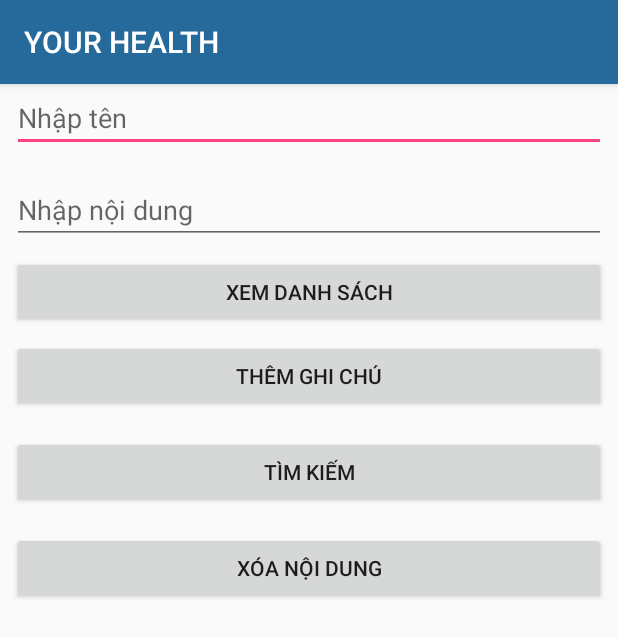
After one commit to doansk/App_SucKhoe, an Android app: the Vietghichu screen opened directly, with no data from a screen before it, on a phone screen of 412 x 824 dp. The commit adds this screen. Shown: the top 637 px of the screen. Run offline under Robolectric (Android 15) with nearby library versions, the phone set to English and light mode, and no system bars.

Commit message:
Edit ghichu

```diff
--- a/app/src/main/java/com/example/fg/MainActivity.java
+++ b/app/src/main/java/com/example/fg/MainActivity.java
@@ -49,6 +49,10 @@ public class MainActivity extends AppCompatActivity implements NavigationView.On
                 getSupportFragmentManager().beginTransaction().replace(R.id.Nen,
                         new TinhBMI()).commit();
                 break;
+            case R.id.ghichu:
+                getSupportFragmentManager().beginTransaction().replace(R.id.Nen,
+                        new GhiChu()).commit();
+                break;
         }
         hienthi.closeDrawer(GravityCompat.START);
         return true;
--- /dev/null
+++ b/app/src/main/res/layout/activity_vietghichu.xml
@@ -0,0 +1,147 @@
+<?xml version="1.0" encoding="utf-8"?>
+<ScrollView
+    xmlns:android="http://schemas.android.com/apk/res/android"
+    xmlns:app="http://schemas.android.com/apk/res-auto"
+    xmlns:tools="http://schemas.android.com/tools"
+    android:layout_width="match_parent"
+    android:layout_height="match_parent"
+    tools:context=".MainActivity">
+
+<TableLayout
+    android:layout_width="match_parent"
+    android:layout_height="match_parent">
+
+        <EditText
+            android:id="@+id/studentid"
+            android:layout_width="wrap_content"
+            android:layout_height="wrap_content"
+            android:layout_marginStart="8dp"
+            android:layout_marginLeft="8dp"
+            android:layout_marginEnd="8dp"
+            android:layout_marginRight="8dp"
+            android:layout_marginBottom="8dp"
+            android:ems="10"
+            android:hint="Nhập tên"
+            android:inputType="textPersonName"
+            app:layout_constraintBottom_toBottomOf="parent"
+            app:layout_constraintEnd_toEndOf="parent"
+            app:layout_constraintStart_toStartOf="parent"
+            app:layout_constraintTop_toTopOf="parent"
+            app:layout_constraintVertical_bias="0.091" />
+
+        <EditText
+            android:id="@+id/studentname"
+            android:layout_width="wrap_content"
+            android:layout_height="wrap_content"
+            android:layout_marginStart="8dp"
+            android:layout_marginLeft="8dp"
+            android:layout_marginTop="8dp"
+            android:layout_marginEnd="8dp"
+            android:layout_marginRight="8dp"
+            android:ems="10"
+            android:hint="Nhập nội dung"
+            android:inputType="textPersonName"
+            app:layout_constraintBottom_toBottomOf="parent"
+            app:layout_constraintEnd_toEndOf="parent"
+            app:layout_constraintStart_toStartOf="parent"
+            app:layout_constraintTop_toTopOf="parent"
+            app:layout_constraintVertical_bias="0.197" />
+
+        <Button
+            android:id="@+id/btnLoad"
+            android:layout_width="wrap_content"
+            android:layout_height="wrap_content"
+            android:layout_marginStart="8dp"
+            android:layout_marginLeft="8dp"
+            android:layout_marginTop="8dp"
+            android:layout_marginEnd="8dp"
+            android:layout_marginRight="8dp"
+            android:onClick="loadStudents"
+            android:text="Xem danh sách"
+            app:layout_constraintBottom_toBottomOf="parent"
+            app:layout_constraintEnd_toEndOf="parent"
+            app:layout_constraintHorizontal_bias="0.057"
+            app:layout_constraintStart_toStartOf="parent"
+            app:layout_constraintTop_toTopOf="parent"
+            app:layout_constraintVertical_bias="0.334"
+            tools:ignore="OnClick" />
+
+        <Button
+            android:id="@+id/btnAdd"
+            android:layout_width="wrap_content"
+            android:layout_height="wrap_content"
+            android:layout_marginStart="8dp"
+            android:layout_marginLeft="8dp"
+            android:layout_marginTop="8dp"
+            android:layout_marginEnd="8dp"
+            android:layout_marginRight="8dp"
+            android:layout_marginBottom="8dp"
+            android:onClick="addStudent"
+            android:text="Thêm ghi chú"
+            app:layout_constraintBottom_toBottomOf="parent"
+            app:layout_constraintEnd_toEndOf="parent"
+            app:layout_constraintHorizontal_bias="0.498"
+            app:layout_constraintStart_toStartOf="parent"
+            app:layout_constraintTop_toTopOf="parent"
+            app:layout_constraintVertical_bias="0.338"
+            tools:ignore="OnClick" />
+
+
+        <Button
+            android:id="@+id/btnFind"
+            android:layout_width="wrap_content"
+            android:layout_height="wrap_content"
+            android:layout_marginStart="8dp"
+            android:layout_marginLeft="8dp"
+            android:layout_marginTop="8dp"
+            android:layout_marginEnd="8dp"
+            android:layout_marginRight="8dp"
+            android:layout_marginBottom="8dp"
+            android:onClick="findAllStudent"
+            android:text="Tìm kiếm"
+            app:layout_constraintBottom_toBottomOf="parent"
+            app:layout_constraintEnd_toEndOf="parent"
+            app:layout_constraintHorizontal_bias="0.892"
+            app:layout_constraintStart_toStartOf="parent"
+            app:layout_constraintTop_toTopOf="parent"
+            app:layout_constraintVertical_bias="0.338"
+            tools:ignore="OnClick" />
+
+        <Button
+            android:id="@+id/btnDelete"
+            android:layout_width="wrap_content"
+            android:layout_height="wrap_content"
+            android:layout_marginStart="8dp"
+            android:layout_marginLeft="8dp"
+            android:layout_marginTop="8dp"
+            android:layout_marginEnd="8dp"
+            android:layout_marginRight="8dp"
+            android:layout_marginBottom="8dp"
+            android:onClick="deleteStudent"
+            android:text="Xóa nội dung"
+            app:layout_constraintBottom_toBottomOf="parent"
+            app:layout_constraintEnd_toEndOf="parent"
+            app:layout_constraintHorizontal_bias="0.296"
+            app:layout_constraintStart_toStartOf="parent"
+            app:layout_constraintTop_toTopOf="parent"
+            app:layout_constraintVertical_bias="0.445"/>
+
+
+        <TextView
+            android:id="@+id/txtData"
+            android:layout_width="wrap_content"
+            android:layout_height="wrap_content"
+            android:layout_marginStart="8dp"
+            android:layout_marginLeft="8dp"
+            android:layout_marginTop="8dp"
+            android:layout_marginEnd="8dp"
+            android:layout_marginRight="8dp"
+            android:textColor="@color/colorAccent"
+            android:textSize="30sp"
+            app:layout_constraintBottom_toBottomOf="parent"
+            app:layout_constraintEnd_toEndOf="parent"
+            app:layout_constraintStart_toStartOf="parent"
+            app:layout_constraintTop_toTopOf="parent"
+            app:layout_constraintVertical_bias="0.944" />
+</TableLayout>
+</ScrollView>
--- a/app/src/main/res/menu/drawermenu.xml
+++ b/app/src/main/res/menu/drawermenu.xml
@@ -3,4 +3,5 @@
     <item android:id="@+id/dongho" android:title="Đồng Hồ" android:icon="@drawable/ic_timer_black_24dp" />
     <item android:id="@+id/anuong" android:title="Ăn Uống" android:icon="@drawable/ic_cake_black_24dp"/>
     <item android:id="@+id/tinhbmi" android:title="Tính BMI" android:icon="@drawable/ic_equalizer_black_24dp"/>
+    <item android:id="@+id/ghichu" android:title="Ghi Chú" android:icon="@drawable/ic_equalizer_black_24dp"/>
 </menu>
```
Also changed, not shown: app/src/main/AndroidManifest.xml (+6 -2 lines), app/src/main/java/com/example/fg/BangGhiChu.java (added, +34 -0 lines), app/src/main/java/com/example/fg/DataHandler.java (added, +140 -0 lines), app/src/main/java/com/example/fg/GhiChu.java (added, +35 -0 lines), app/src/main/java/com/example/fg/Vietghichu.java (added, +85 -0 lines), app/src/main/res/layout/fragment_ghi_chu.xml (added, +22 -0 lines).
